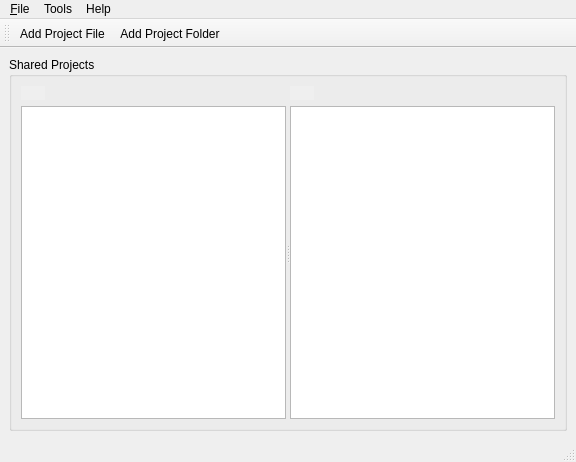
Before: the Qt Designer form MCMainWindow.ui in TheProjecter/music-collaborator, drawn with Qt 5.
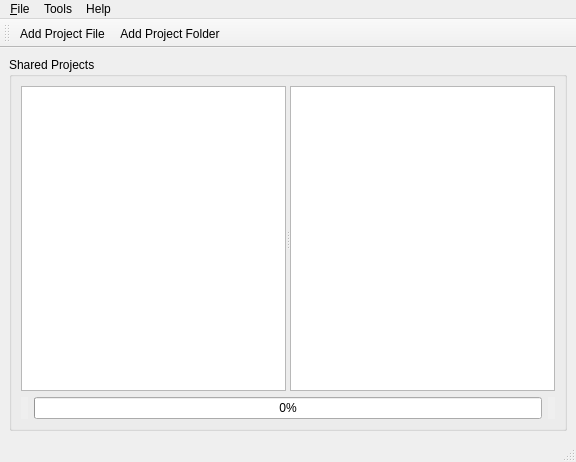
After: the same form once the commit is applied. Icons and pictures are not drawn.

Commit message: Still working on FtpRepositoryModel.  Working on scanning all sub-

What changed in the file:
```diff
--- a/MCMainWindow.ui
+++ b/MCMainWindow.ui
@@ -30,14 +30,48 @@
       <property name="title">
        <string>Shared Projects</string>
       </property>
-      <layout class="QVBoxLayout" name="verticalLayout_3">
+      <layout class="QVBoxLayout" name="verticalLayout">
        <item>
         <widget class="QSplitter" name="splitter">
+         <property name="sizePolicy">
+          <sizepolicy hsizetype="Expanding" vsizetype="Preferred">
+           <horstretch>0</horstretch>
+           <verstretch>1</verstretch>
+          </sizepolicy>
+         </property>
          <property name="orientation">
           <enum>Qt::Horizontal</enum>
          </property>
-         <widget class="QWidget" name="">
-          <layout class="QVBoxLayout" name="verticalLayout_2">
+         <widget class="QTreeView" name="m_localRepositoryView">
+          <property name="alternatingRowColors">
+           <bool>true</bool>
+          </property>
+          <property name="iconSize">
+           <size>
+            <width>24</width>
+            <height>24</height>
+           </size>
+          </property>
+          <property name="animated">
+           <bool>true</bool>
+          </property>
+          <property name="allColumnsShowFocus">
+           <bool>true</bool>
+          </property>
+         </widget>
+         <widget class="QTreeView" name="m_remoteRepositoryView">
+          <property name="alternatingRowColors">
+           <bool>true</bool>
+          </property>
+          <property name="animated">
+           <bool>true</bool>
+          </property>
+          <property name="allColumnsShowFocus">
+           <bool>true</bool>
+          </property>
+         </widget>
+        </widget>
+       </item>
            <item>
             <layout class="QHBoxLayout" name="horizontalLayout">
              <item>
@@ -66,39 +100,15 @@
               </widget>
              </item>
              <item>
-              <widget class="QLabel" name="m_localRepoStatusWidget">
-               <property name="text">
-                <string/>
-               </property>
-              </widget>
-             </item>
-            </layout>
-           </item>
-           <item>
-            <widget class="QTreeView" name="m_localRepositoryView">
-             <property name="alternatingRowColors">
-              <bool>true</bool>
-             </property>
-             <property name="iconSize">
-              <size>
-               <width>24</width>
-               <height>24</height>
-              </size>
-             </property>
-             <property name="animated">
-              <bool>true</bool>
-             </property>
-             <property name="allColumnsShowFocus">
-              <bool>true</bool>
-             </property>
-            </widget>
-           </item>
-          </layout>
-         </widget>
-         <widget class="QWidget" name="">
-          <layout class="QVBoxLayout" name="verticalLayout">
-           <item>
-            <layout class="QHBoxLayout" name="horizontalLayout_2">
+          <widget class="QProgressBar" name="progressBar">
+           <property name="value">
+            <number>0</number>
+           </property>
+           <property name="invertedAppearance">
+            <bool>false</bool>
+           </property>
+          </widget>
+         </item>
              <item>
               <widget class="QLabel" name="label_4">
                <property name="maximumSize">
@@ -124,21 +134,7 @@
                </property>
               </widget>
              </item>
-             <item>
-              <widget class="QLabel" name="m_remoteRepoStatusLabel">
-               <property name="text">
-                <string/>
-               </property>
-              </widget>
-             </item>
-            </layout>
-           </item>
-           <item>
-            <widget class="QTreeView" name="m_remoteRepositoryView"/>
-           </item>
-          </layout>
-         </widget>
-        </widget>
+        </layout>
        </item>
       </layout>
      </widget>
```
Left out of the diff: 4 changed lines with no effect on the pictures. Lines whose indentation alone changed are shown as unchanged. The commit also changes 5 other files.
